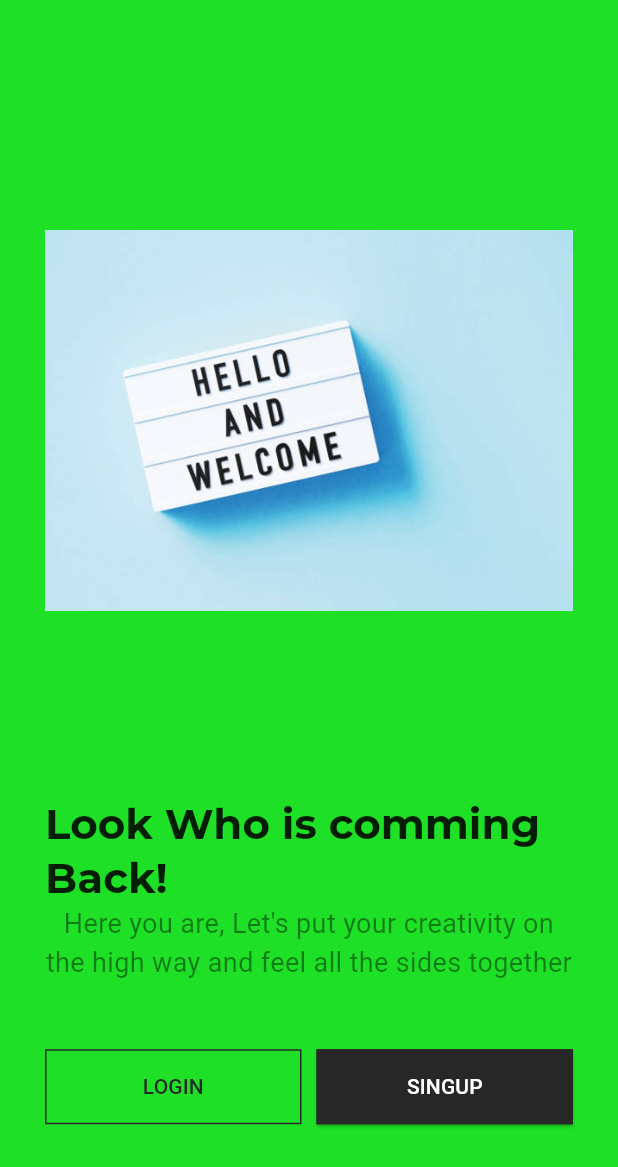
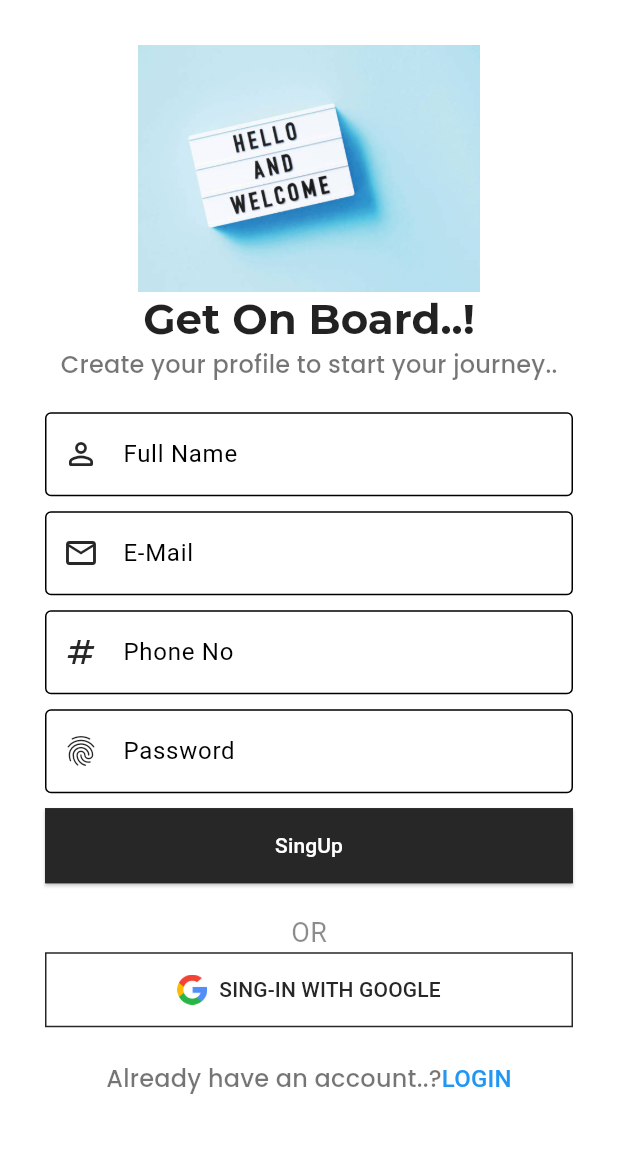
Before and after one commit to AhmedMBA6/flutter_registration_app, a Flutter app: the WelcomeScreen screen opened directly, after a tap on "SINGUP", on a phone screen of 412 x 824 dp. Shown: the top 1167 px of the screen. Run offline on Flutter 3.47's test engine with Material 3 defaults, Android fonts, the phone set to English and light mode, and no system bars; our stand-ins replace get, google_fonts, liquid_swipe, smooth_page_indicator.

Commit message:
SignUp Screen with custom theme in textField

```diff
--- /dev/null
+++ b/lib/src/common_widgets/form/form_header_widget.dart
@@ -0,0 +1,31 @@
+import 'package:flutter/material.dart';
+
+class FormHeaderWidget extends StatelessWidget {
+  const FormHeaderWidget(
+      {super.key,
+      required this.image,
+      required this.title,
+      required this.subTitle});
+  final String image, title, subTitle;
+
+  @override
+  Widget build(BuildContext context) {
+    final size = MediaQuery.of(context).size;
+    return Column(
+      children: [
+        Image(
+          image: AssetImage(image),
+          height: size.height * 0.2,
+        ),
+        Text(
+          title,
+          style: Theme.of(context).textTheme.headlineMedium,
+        ),
+        Text(
+          subTitle,
+          style: Theme.of(context).textTheme.titleMedium,
+        ),
+      ],
+    );
+  }
+}
--- a/lib/src/constants/text_strings.dart
+++ b/lib/src/constants/text_strings.dart
@@ -35,3 +35,11 @@ const String tEmail = "E-Mail";
 const String tPassword = "Password";
 const String tForgotPassword = "ForgotPassword";
 const String tSignInWithGoogle = "Sing-In with Google";
+
+
+// --SignUp Screen Text -
+const String tSignUpTitle = "Get On Board..!";
+const String tSignUpSubTitle = "Create your profile to start your journey..";
+const String tAlreadyHaveAccount = "Already have an account..?";
+const String tFullName = "Full Name";
+const String tPhoneNu = "Phone No";
--- a/lib/src/features/authentication/screens/login/login_screen.dart
+++ b/lib/src/features/authentication/screens/login/login_screen.dart
@@ -1,9 +1,9 @@
 import 'package:flutter/material.dart';
 import 'package:flutter_registration_app/src/constants/colors.dart';
 import 'package:flutter_registration_app/src/constants/sizes.dart';
-import 'package:flutter_registration_app/src/features/authentication/screens/login/login_footer_widgit.dart';
-import 'package:flutter_registration_app/src/features/authentication/screens/login/login_form_widget.dart';
-import 'package:flutter_registration_app/src/features/authentication/screens/login/login_header_widget.dart';
+import 'package:flutter_registration_app/src/features/authentication/screens/login/widgets/login_footer_widgit.dart';
+import 'package:flutter_registration_app/src/features/authentication/screens/login/widgets/login_form_widget.dart';
+import 'package:flutter_registration_app/src/features/authentication/screens/login/widgets/login_header_widget.dart';
 
 class LoginScreen extends StatelessWidget {
   const LoginScreen({super.key});
@@ -11,7 +11,6 @@ class LoginScreen extends StatelessWidget {
   @override
   Widget build(BuildContext context) {
     var mediaQuery = MediaQuery.of(context);
-    final size = mediaQuery.size;
     var brightness = mediaQuery.platformBrightness;
     final isDarkMode = brightness == Brightness.dark;
     return SafeArea(
@@ -23,7 +22,7 @@ class LoginScreen extends StatelessWidget {
             child: Column(
               mainAxisAlignment: MainAxisAlignment.start,
               children: [
-                LoginHeaderWidget(size: size),
+                LoginHeaderWidget(),
                 LoginForm(),
                 LoginFooterWidget(),
               ],
--- a/lib/src/features/authentication/screens/login/login_footer_widgit.dart
+++ b/lib/src/features/authentication/screens/login/widgets/login_footer_widgit.dart
@@ -17,7 +17,7 @@ class LoginFooterWidget extends StatelessWidget {
           width: double.infinity,
           child: OutlinedButton.icon(
             onPressed: () {},
-            label: Text(tSignInWithGoogle),
+            label: Text(tSignInWithGoogle.toUpperCase()),
             icon: Image(
               image: AssetImage(googleLogoImage),
               width: 20.0,
@@ -35,7 +35,7 @@ class LoginFooterWidget extends StatelessWidget {
               style: Theme.of(context).textTheme.titleMedium,
               children: [
                 TextSpan(
-                  text: tSingup,
+                  text: tSingup.toUpperCase(),
                   style: TextStyle(color: Colors.blue),
                 ),
               ]
--- a/lib/src/features/authentication/screens/login/login_form_widget.dart
+++ b/lib/src/features/authentication/screens/login/widgets/login_form_widget.dart
@@ -18,9 +18,8 @@ class LoginForm extends StatelessWidget {
             TextFormField(
               decoration: InputDecoration(
                 prefixIcon: Icon(Icons.person_outline_outlined),
-                labelText: tEmail,
+                label: Text(tEmail),
                 hintText: tEmail,
-                border: OutlineInputBorder(),
               ),
             ),
             SizedBox(
@@ -30,8 +29,7 @@ class LoginForm extends StatelessWidget {
               decoration: InputDecoration(
                   prefixIcon: Icon(Icons.fingerprint),
                   hintText: tPassword,
-                  labelText: tPassword,
-                  border: OutlineInputBorder(),
+                  label: Text(tPassword),
                   suffixIcon: IconButton(
                     onPressed: () {},
                     icon: Icon(Icons.remove_red_eye_sharp),
--- a/lib/src/features/authentication/screens/login/login_header_widget.dart
+++ b/lib/src/features/authentication/screens/login/widgets/login_header_widget.dart
@@ -1,32 +1,23 @@
 import 'package:flutter/material.dart';
+import 'package:flutter_registration_app/src/common_widgets/form/form_header_widget.dart';
 import 'package:flutter_registration_app/src/constants/image_strings.dart';
 import 'package:flutter_registration_app/src/constants/text_strings.dart';
 
 class LoginHeaderWidget extends StatelessWidget {
   const LoginHeaderWidget({
     super.key,
-    required this.size,
   });
-
-  final Size size;
 
   @override
   Widget build(BuildContext context) {
     return Column(
-     children: [
-        Image(
-       image: AssetImage(welcomeImage),
-       height: size.height * 0.2,
-     ),
-     Text(
-       tLoginTitle,
-       style: Theme.of(context).textTheme.headlineMedium,
-     ),
-     Text(
-       tLoginSubTitle,
-       style: Theme.of(context).textTheme.titleMedium,
-     ),
-     ],
+      children: [
+        FormHeaderWidget(
+          image: welcomeImage,
+          title: tLoginTitle,
+          subTitle: tLoginSubTitle,
+        )
+      ],
     );
   }
 }
--- /dev/null
+++ b/lib/src/features/authentication/screens/signup/signup_screen.dart
@@ -0,0 +1,26 @@
+import 'package:flutter/material.dart';
+import 'package:flutter_registration_app/src/constants/colors.dart';
+import 'package:flutter_registration_app/src/constants/sizes.dart';
+import 'package:flutter_registration_app/src/features/authentication/screens/signup/widgets/singup_form_widget.dart';
+
+class SignupScreen extends StatelessWidget {
+  const SignupScreen({super.key});
+
+  @override
+  Widget build(BuildContext context) {
+    var mediaQuery = MediaQuery.of(context);
+    var brightness = mediaQuery.platformBrightness;
+    final isDarkMode = brightness == Brightness.dark;
+    return SafeArea(
+      child: Scaffold(
+        backgroundColor: isDarkMode ? teamSecondaryColor : teamWhiteColor,
+        body: SingleChildScrollView(
+          child: Container(
+            padding: EdgeInsets.all(defaultSize),
+            child: SingUpFormWidget(),
+          ),
+        ),
+      ),
+    );
+  }
+}
--- /dev/null
+++ b/lib/src/features/authentication/screens/signup/widgets/singup_form_widget.dart
@@ -0,0 +1,107 @@
+import 'package:flutter/material.dart';
+import 'package:flutter_registration_app/src/common_widgets/form/form_header_widget.dart';
+import 'package:flutter_registration_app/src/constants/image_strings.dart';
+import 'package:flutter_registration_app/src/constants/sizes.dart';
+import 'package:flutter_registration_app/src/constants/text_strings.dart';
+
+class SingUpFormWidget extends StatelessWidget {
+  const SingUpFormWidget({
+    super.key,
+  });
+
+  @override
+  Widget build(BuildContext context) {
+    return Form(
+      child: Column(
+        children: [
+          FormHeaderWidget(
+            image: welcomeImage,
+            title: tSignUpTitle,
+            subTitle: tSignUpSubTitle,
+          ),
+          Container(
+            padding: EdgeInsets.symmetric(vertical: formHeight - 10),
+            child: Column(
+              crossAxisAlignment: CrossAxisAlignment.start,
+              children: [
+                TextFormField(
+                  decoration: InputDecoration(
+                    label: Text(tFullName),
+                    prefixIcon: Icon(Icons.person_outline_rounded),
+                  ),
+                ),
+                SizedBox(
+                  height: formHeight - 20,
+                ),
+                TextFormField(
+                  decoration: InputDecoration(
+                    label: Text(tEmail),
+                    prefixIcon: Icon(Icons.email_outlined),
+                  ),
+                ),
+                SizedBox(
+                  height: formHeight - 20,
+                ),
+                TextFormField(
+                  decoration: InputDecoration(
+                      label: Text(tPhoneNu), prefixIcon: Icon(Icons.numbers)),
+                ),
+                SizedBox(
+                  height: formHeight - 20,
+                ),
+                TextFormField(
+                  decoration: InputDecoration(
+                      label: Text(tPassword),
+                      prefixIcon: Icon(Icons.fingerprint)),
+                ),
+                SizedBox(
+                  height: formHeight - 20,
+                ),
+                SizedBox(
+                  width: double.infinity,
+                  child: ElevatedButton(
+                    onPressed: () {},
+                    child: Text(tSingup),
+                  ),
+                ),
+              ],
+            ),
+          ),
+          Column(
+            children: [
+              Text("OR"),
+              SizedBox(
+                width: double.infinity,
+                child: OutlinedButton.icon(
+                  onPressed: () {},
+                  label: Text(tSignInWithGoogle.toUpperCase()),
+                  icon: Image(
+                    image: AssetImage(googleLogoImage),
+                    width: 20.0,
+                  ),
+                ),
+              ),
+              SizedBox(
+                height: formHeight - 20,
+              ),
+              TextButton(
+                onPressed: () {},
+                child: Text.rich(
+                  TextSpan(
+                      text: tAlreadyHaveAccount,
+                      style: Theme.of(context).textTheme.titleMedium,
+                      children: [
+                        TextSpan(
+                          text: tLogin.toUpperCase(),
+                          style: TextStyle(color: Colors.blue)
+                        ),
+                      ]),
+                ),
+              )
+            ],
+          ),
+        ],
+      ),
+    );
+  }
+}
--- a/lib/src/features/authentication/screens/welcome/welcome_screen.dart
+++ b/lib/src/features/authentication/screens/welcome/welcome_screen.dart
@@ -7,6 +7,7 @@ import 'package:flutter_registration_app/src/constants/image_strings.dart';
 import 'package:flutter_registration_app/src/constants/sizes.dart';
 import 'package:flutter_registration_app/src/constants/text_strings.dart';
 import 'package:flutter_registration_app/src/features/authentication/screens/login/login_screen.dart';
+import 'package:flutter_registration_app/src/features/authentication/screens/signup/signup_screen.dart';
 import 'package:get/get.dart';
 
 class WelcomeScreen extends StatelessWidget {
@@ -69,7 +70,7 @@ class WelcomeScreen extends StatelessWidget {
                       ),
                       Expanded(
                         child: ElevatedButton(
-                          onPressed: () {},
+                          onPressed: () => Get.to(() => SignupScreen()),
                           child: Text(tSingup.toUpperCase()),
                         ),
                       ),
--- a/lib/src/utils/themes/theme.dart
+++ b/lib/src/utils/themes/theme.dart
@@ -1,6 +1,7 @@
 import 'package:flutter/material.dart';
 import 'package:flutter_registration_app/src/utils/themes/widget_themes/elevated_button_theme.dart';
 import 'package:flutter_registration_app/src/utils/themes/widget_themes/outlined_button_theme.dart';
+import 'package:flutter_registration_app/src/utils/themes/widget_themes/text_field_theme.dart';
 import 'package:flutter_registration_app/src/utils/themes/widget_themes/text_theme.dart';
 
 class TeamAppTheme {
@@ -26,12 +27,14 @@ class TeamAppTheme {
     textTheme: TeamThemeText.lightTextTheme,
     outlinedButtonTheme: TeamOutlinedButtonTheme.lightOutlineButtonTheme,
     elevatedButtonTheme: TeamElevatedButtonTheme.lightElevatedButtonTheme,
+    inputDecorationTheme: TeamTextFieldTheme.lightInputDecurationTheme,
   );
 
   static ThemeData darkTheme = ThemeData(
       textTheme: TeamThemeText.darkTextTheme,
       outlinedButtonTheme: TeamOutlinedButtonTheme.darkOutlineButtonTheme,
       elevatedButtonTheme: TeamElevatedButtonTheme.darkElevatedButtonTheme,
+      inputDecorationTheme: TeamTextFieldTheme.darkInputDecurationTheme,
       // brightness: Brightness.dark,
       colorScheme: ColorScheme.fromSwatch(
         primarySwatch:
--- /dev/null
+++ b/lib/src/utils/themes/widget_themes/text_field_theme.dart
@@ -0,0 +1,32 @@
+import 'package:flutter/material.dart';
+import 'package:flutter_registration_app/src/constants/colors.dart';
+
+class TeamTextFieldTheme {
+  TeamTextFieldTheme._();
+
+  static InputDecorationTheme lightInputDecurationTheme = InputDecorationTheme(
+    border: OutlineInputBorder(),
+    prefixIconColor: teamSecondaryColor,
+    suffixIconColor: teamSecondaryColor,
+    floatingLabelStyle: TextStyle(color: teamSecondaryColor),
+    focusedBorder: OutlineInputBorder(
+      borderSide: BorderSide(
+        width: 2,
+        color: teamSecondaryColor,
+      ),
+    ),
+  );
+
+  static InputDecorationTheme darkInputDecurationTheme = InputDecorationTheme(
+    border: OutlineInputBorder(),
+    prefixIconColor: teamPrimaryColor,
+    suffixIconColor: teamPrimaryColor,
+    floatingLabelStyle: TextStyle(color: teamPrimaryColor),
+    focusedBorder: OutlineInputBorder(
+      borderSide: BorderSide(
+        width: 2,
+        color: teamPrimaryColor,
+      ),
+    ),
+  );
+}
```
